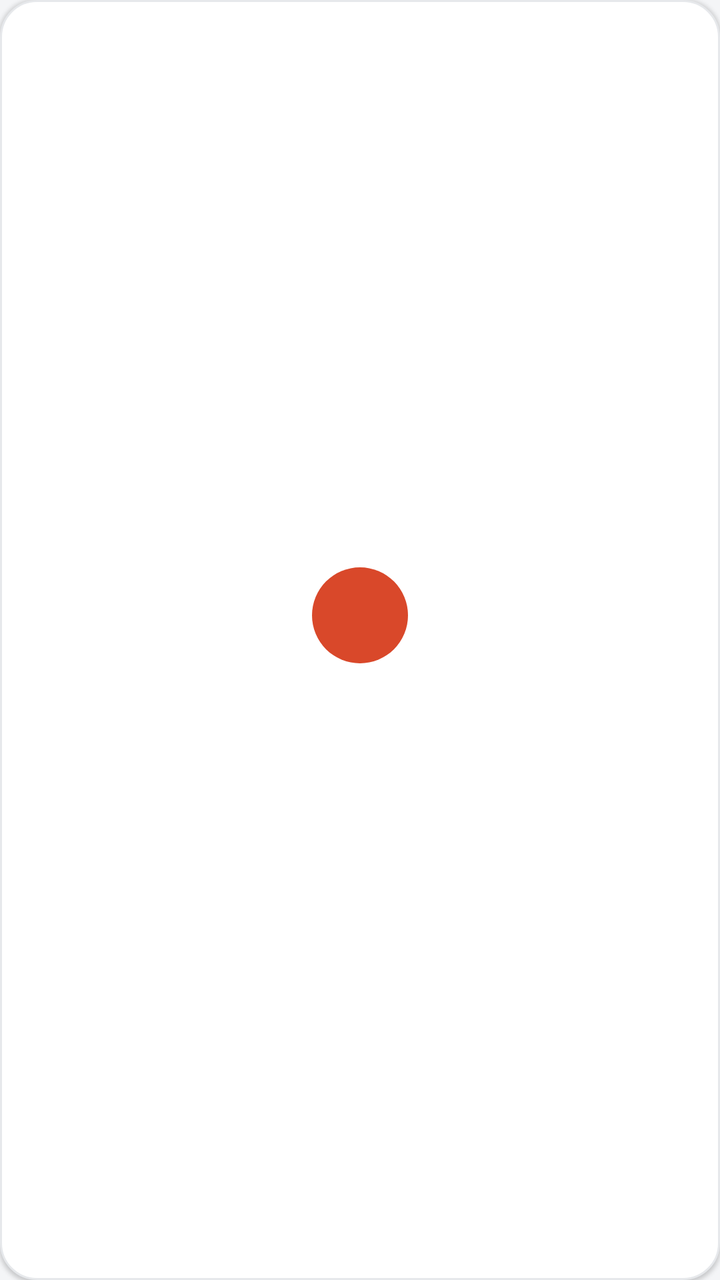
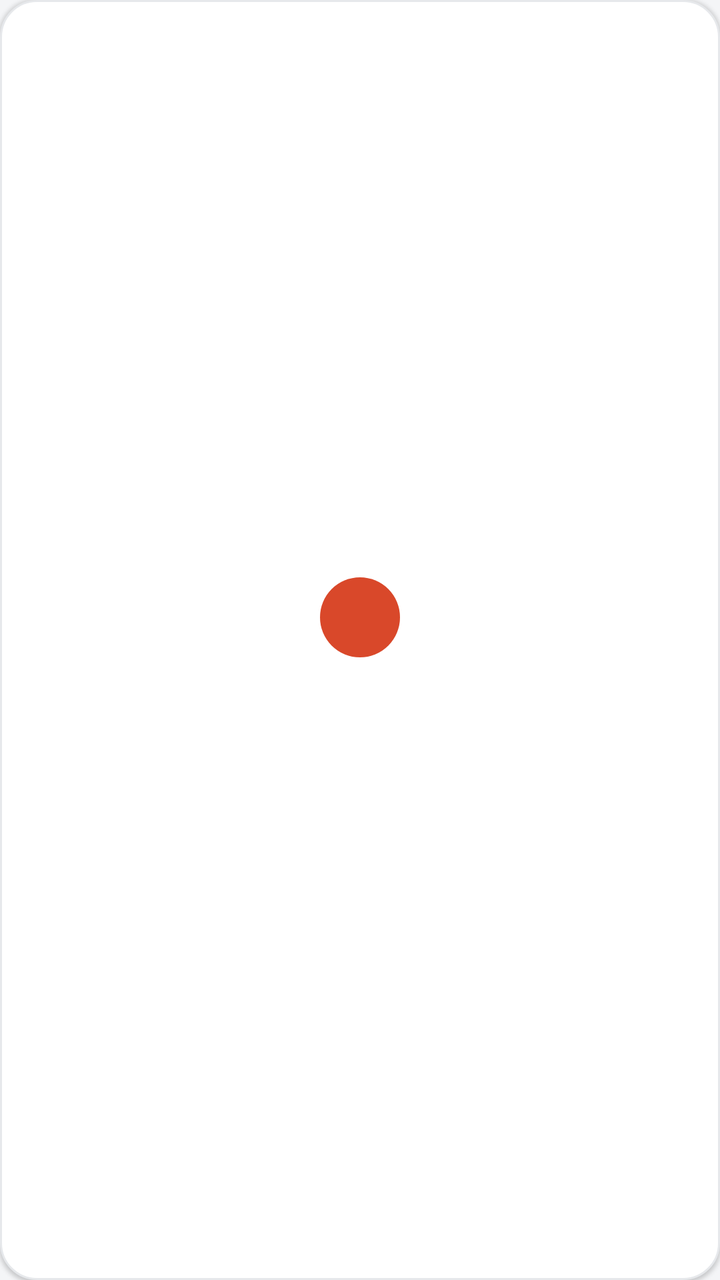

The first picture is an Android layout as it rendered before a commit; the second is the same layout after the commit. The layout source and the unified diff follow.
<!-- AndroidManifest.xml: application theme Theme.LightweightBrowser -->
<!-- res/layout/shortcut_item.xml -->
<?xml version="1.0" encoding="utf-8"?>
<LinearLayout xmlns:android="http://schemas.android.com/apk/res/android"
    android:layout_width="match_parent"
    android:layout_height="wrap_content"
    android:orientation="vertical"
    android:gravity="center"
    android:clickable="true"
    android:focusable="true"
    android:background="@drawable/shortcut_card_background"
    android:elevation="1dp"
    android:padding="10dp">

    <TextView
        android:id="@+id/shortcutBadge"
        android:layout_width="@dimen/shortcut_icon"
        android:layout_height="@dimen/shortcut_icon"
        android:background="@drawable/shortcut_badge_background"
        android:gravity="center"
        android:textColor="@android:color/white"
        android:textSize="18sp"
        android:textStyle="bold" />

    <TextView
        android:id="@+id/shortcutLabel"
        android:layout_width="match_parent"
        android:layout_height="wrap_content"
        android:layout_marginTop="8dp"
        android:ellipsize="end"
        android:gravity="center"
        android:maxLines="1"
        android:textColor="@color/text_primary"
        android:textSize="12sp" />

</LinearLayout>
<!-- resources referenced by this layout -->
<resources>
  <color name="text_primary">#FF202124</color>
  <dimen name="shortcut_icon">48dp</dimen>
  <!-- drawable shortcut_badge_background (drawable) -->
  <?xml version="1.0" encoding="utf-8"?>
  <shape xmlns:android="http://schemas.android.com/apk/res/android"
      android:shape="oval">
      <solid android:color="@color/brand_accent" />
  </shape>
  <!-- drawable shortcut_card_background (drawable) -->
  <?xml version="1.0" encoding="utf-8"?>
  <selector xmlns:android="http://schemas.android.com/apk/res/android">
      <item android:state_pressed="true">
          <shape android:shape="rectangle">
              <solid android:color="@color/chrome_surface_pressed" />
              <corners android:radius="@dimen/card_radius" />
              <stroke android:width="1dp" android:color="@color/brand_accent" />
          </shape>
      </item>
      <item>
          <shape android:shape="rectangle">
              <solid android:color="@color/shortcut_card" />
              <corners android:radius="@dimen/card_radius" />
              <stroke android:width="1dp" android:color="@color/shortcut_card_border" />
          </shape>
      </item>
  </selector>
  <style name="Theme.LightweightBrowser" parent="Base.Theme.LightweightBrowser" />
  <color name="brand_accent">#FFD9482A</color>
  <color name="chrome_surface_pressed">#FFE8EAED</color>
  <dimen name="card_radius">18dp</dimen>
  <color name="shortcut_card">#FFFFFFFF</color>
  <color name="shortcut_card_border">#FFE6E8EB</color>
  <style name="Base.Theme.LightweightBrowser" parent="@android:style/Theme.Material.Light.NoActionBar">
          <item name="android:windowBackground">@color/surface_alt</item>
          <item name="android:colorAccent">@color/brand_accent</item>
          <item name="android:statusBarColor">@color/brand_primary_dark</item>
          <item name="android:navigationBarColor">@color/brand_primary_dark</item>
          <item name="android:textColorPrimary">@color/text_primary</item>
          <item name="android:textColorSecondary">@color/text_secondary</item>
      </style>
  <color name="surface_alt">#FFF4F5F7</color>
  <color name="brand_primary_dark">#FFF1F3F5</color>
  <color name="text_secondary">#FF5F6368</color>
</resources>

<!-- the commit's change to res/layout/shortcut_item.xml (unified diff, before → after) -->
@@ -8,7 +8,7 @@
     android:focusable="true"
     android:background="@drawable/shortcut_card_background"
     android:elevation="1dp"
-    android:padding="10dp">
+    android:padding="8dp">
 
     <TextView
         android:id="@+id/shortcutBadge"
@@ -29,6 +29,6 @@
         android:gravity="center"
         android:maxLines="1"
         android:textColor="@color/text_primary"
-        android:textSize="12sp" />
+        android:textSize="11sp" />
 
 </LinearLayout>
<!-- resource entries referenced after the edit -->
@@ -1,7 +1,7 @@
 <!-- resources referenced by this layout -->
 <resources>
   <color name="text_primary">#FF202124</color>
-  <dimen name="shortcut_icon">48dp</dimen>
+  <dimen name="shortcut_icon">40dp</dimen>
   <!-- drawable shortcut_badge_background (drawable) -->
   <?xml version="1.0" encoding="utf-8"?>
   <shape xmlns:android="http://schemas.android.com/apk/res/android"
